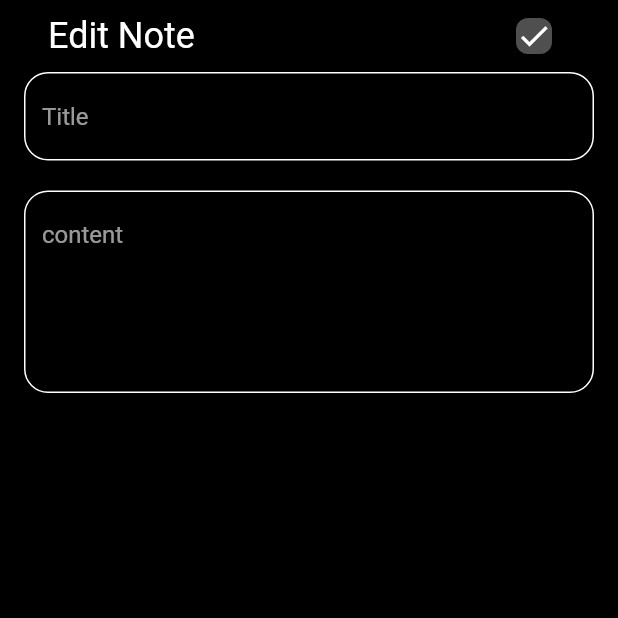
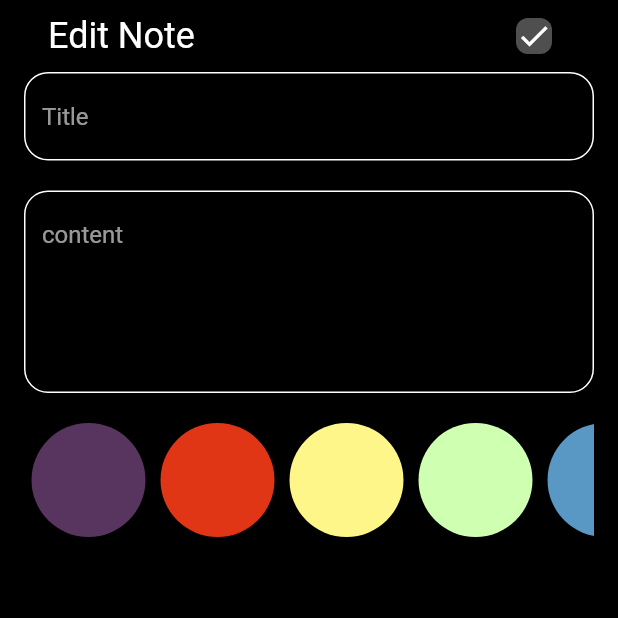
Before and after one commit to MahmoudAhmed121/hive_app, a Flutter app: the EditNoteView screen opened directly with empty values, on a phone screen of 412 x 824 dp, the top half of it. Run offline on Flutter 3.47's test engine with Material 2 defaults, Android fonts, the phone set to English and light mode, and no system bars; our stand-ins replace conditional_builder_null_safety, flutter_bloc, hive, hive_flutter; accounts and stored records are empty.

Commit message:
hive app done

```diff
--- a/lib/core/utils/constant.dart
+++ b/lib/core/utils/constant.dart
@@ -1 +1,11 @@
+import 'package:flutter/material.dart';
+
 const kNotsBox ="nots Box";
+
+List<Color> myList = [
+  Color(0xff58355E),
+  Color(0xffE03616),
+  Color(0xffFFF689),
+  Color(0xffCFFFB0),
+  Color(0xff5998C5),
+];
--- a/lib/manager/add_cubits/add_cubit.dart
+++ b/lib/manager/add_cubits/add_cubit.dart
@@ -1,8 +1,8 @@
+import 'package:flutter/material.dart';
 import 'package:flutter_bloc/flutter_bloc.dart';
 import 'package:hive_app/core/utils/constant.dart';
 import 'package:hive_app/model/note_model.dart';
 import 'package:hive_flutter/adapters.dart';
-import 'package:meta/meta.dart';
 
 part 'add_state.dart';
 
@@ -10,17 +10,16 @@ class AddNotesCubit extends Cubit<AddNoteState> {
   AddNotesCubit() : super(AddNotesInitial());
 
   static AddNotesCubit get(context) => BlocProvider.of(context);
-
+  Color color = Color(0xff58355E);
   add(NotesModel note) async {
     try {
+      note.color = color.value;
       emit(AddNotesLoading());
       var noteBox = Hive.box<NotesModel>(kNotsBox);
 
       await noteBox.add(note);
 
       emit(AddNotesSuccess());
-
-
     } catch (e) {
       emit(AddNotesFailure(e.toString()));
     }
--- a/lib/views/widgets/custom_list_for_clor.dart
+++ b/lib/views/widgets/custom_list_for_clor.dart
@@ -1,5 +1,8 @@
 import 'package:flutter/material.dart';
+import 'package:hive_app/manager/add_cubits/add_cubit.dart';
 import 'package:hive_app/views/widgets/custom_iteam_color.dart';
+
+import '../../core/utils/constant.dart';
 
 class CustomListForColor extends StatefulWidget {
   const CustomListForColor({super.key});
@@ -10,13 +13,7 @@ class CustomListForColor extends StatefulWidget {
 
 class _CustomListForColorState extends State<CustomListForColor> {
   int curentIndex = 0;
-List<Color> myList = [
-  Color(0xff58355E),
-  Color(0xffE03616),
-  Color(0xffFFF689),
-  Color(0xffCFFFB0),
-  Color(0xff5998C5),
-];
+
   @override
   Widget build(BuildContext context) {
     return SizedBox(
@@ -30,6 +27,7 @@ List<Color> myList = [
             child: GestureDetector(
                 onTap: () {
                   curentIndex = index;
+                  AddNotesCubit.get(context).color = myList[index];
                   setState(() {});
                 },
                 child: CustomIteamColor(isActive: curentIndex == index,
--- /dev/null
+++ b/lib/views/widgets/edit_custom_list_for_color.dart
@@ -0,0 +1,46 @@
+import 'package:flutter/widgets.dart';
+import 'package:hive_app/core/utils/constant.dart';
+import 'package:hive_app/model/note_model.dart';
+import 'package:hive_app/views/widgets/custom_iteam_color.dart';
+
+class EditCustomListColor extends StatefulWidget {
+  const EditCustomListColor({super.key, required this.notesModel});
+  final NotesModel notesModel;
+  @override
+  State<EditCustomListColor> createState() => _EditCustomListColorState();
+}
+
+class _EditCustomListColorState extends State<EditCustomListColor> {
+  late int curentIndex;
+  @override
+  void initState() {
+    super.initState();
+    curentIndex = myList.indexOf(Color(widget.notesModel.color));
+  }
+
+  @override
+  Widget build(BuildContext context) {
+    return SizedBox(
+      height: 38 * 2,
+      child: ListView.builder(
+        scrollDirection: Axis.horizontal,
+        itemCount: myList.length,
+        itemBuilder: (context, index) {
+          return Padding(
+            padding: const EdgeInsets.symmetric(horizontal: 5),
+            child: GestureDetector(
+                onTap: () {
+                  curentIndex = index;
+                  widget.notesModel.color = myList[index].value;
+                  setState(() {});
+                },
+                child: CustomIteamColor(
+                  isActive: curentIndex == index,
+                  color: myList[index],
+                )),
+          );
+        },
+      ),
+    );
+  }
+}
--- a/lib/views/widgets/edit_note_body.dart
+++ b/lib/views/widgets/edit_note_body.dart
@@ -3,6 +3,7 @@ import 'package:hive_app/manager/notes/notes_cubit.dart';
 import 'package:hive_app/model/note_model.dart';
 import 'package:hive_app/views/widgets/custom_app_bar.dart';
 import 'package:hive_app/views/widgets/custom_text_form_faild.dart';
+import 'package:hive_app/views/widgets/edit_custom_list_for_color.dart';
 
 class EditNoteBody extends StatelessWidget {
   EditNoteBody({super.key, required this.notesModel});
@@ -51,7 +52,11 @@ class EditNoteBody extends StatelessWidget {
                 textEditingController: textFormFieldforContent,
                 hintText: "content",
                 maxLines: 5,
-              )
+              ),
+              SizedBox(
+                height: 20,
+              ),
+              EditCustomListColor(notesModel: notesModel,)
             ],
           ),
         ),
```
